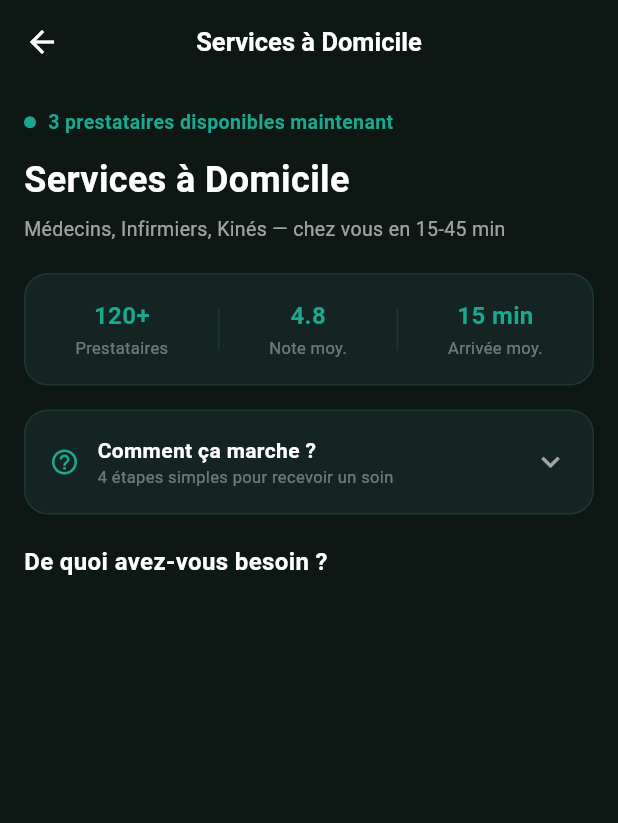
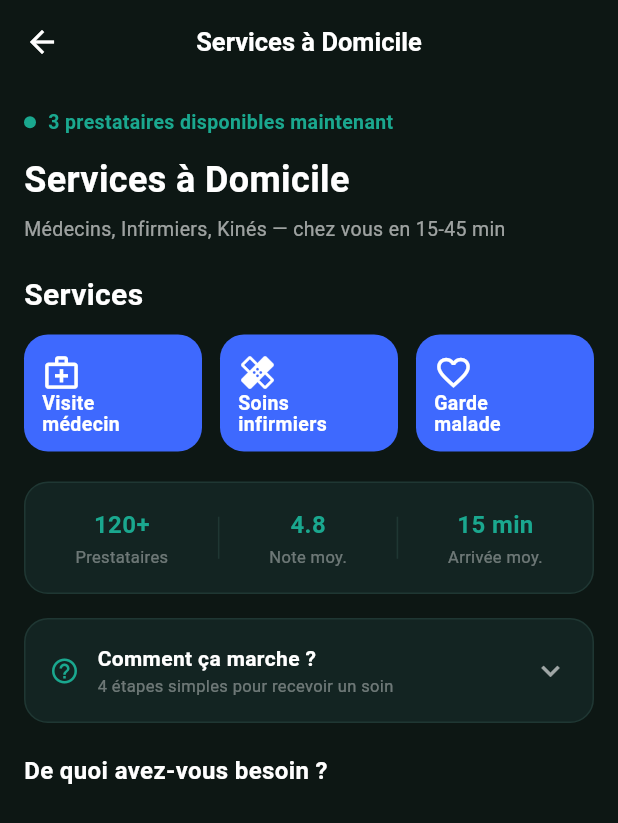
Before and after one commit to pfemoonbou-netizen/medicaclic, a Flutter app: the HomeCareScreen screen opened directly, on a phone screen of 412 x 824 dp. Shown: the top 823 px of the screen. Run offline on Flutter 3.47's test engine with Material 3 defaults, Android fonts, the phone set to English and light mode, and no system bars; our stand-ins replace file_picker, flutter_map, geolocator, go_router, image_picker, latlong2 and 2 more; accounts and stored records are empty.

Commit message:
Ajouter une rangee de tuiles bleues rapides dans Services a Domicile
Style maquette : 3 tuiles bleues arrondies (Visite medecin, Soins infirmiers,
Garde malade) au-dessus des statistiques. Le reste de l'ecran est inchange.

Co-Authored-By: Claude Opus 4.6 <noreply@anthropic.com>
Claude-Session: https://claude.ai/code/session_011W2p4idtsPLUqPjXsb6riq

```diff
--- a/lib/screens/home/home_care/home_care_screen.dart
+++ b/lib/screens/home/home_care/home_care_screen.dart
@@ -48,6 +48,18 @@ class _HomeCareScreenState extends State<HomeCareScreen> {
           const Text('Services à Domicile', style: TextStyle(color: BoutiqueColors.textPrimary, fontSize: 24, fontWeight: FontWeight.bold)),
           const SizedBox(height: 6),
           const Text('Médecins, Infirmiers, Kinés — chez vous en 15-45 min', style: TextStyle(color: BoutiqueColors.textSecondary, fontSize: 13)),
+          const SizedBox(height: 20),
+          const Text('Services', style: TextStyle(color: BoutiqueColors.textPrimary, fontSize: 20, fontWeight: FontWeight.w600)),
+          const SizedBox(height: 12),
+          Row(
+            children: const [
+              Expanded(child: _QuickServiceTile(icon: Icons.medical_services_outlined, label: 'Visite\nmédecin')),
+              SizedBox(width: 12),
+              Expanded(child: _QuickServiceTile(icon: Icons.healing_outlined, label: 'Soins\ninfirmiers')),
+              SizedBox(width: 12),
+              Expanded(child: _QuickServiceTile(icon: Icons.favorite_border, label: 'Garde\nmalade')),
+            ],
+          ),
           const SizedBox(height: 20),
           Container(
             padding: const EdgeInsets.symmetric(vertical: 16),
@@ -195,3 +207,28 @@ class _StatDivider extends StatelessWidget {
   @override
   Widget build(BuildContext context) => Container(width: 1, height: 28, color: BoutiqueColors.border);
 }
+
+/// Tuile bleue arrondie de raccourci vers un type de service (style
+/// maquette : fond bleu, icone blanche, libelle en bas).
+class _QuickServiceTile extends StatelessWidget {
+  final IconData icon;
+  final String label;
+  const _QuickServiceTile({required this.icon, required this.label});
+
+  @override
+  Widget build(BuildContext context) {
+    return Container(
+      height: 78,
+      padding: const EdgeInsets.all(12),
+      decoration: BoxDecoration(color: const Color(0xFF3E69FE), borderRadius: BorderRadius.circular(16)),
+      child: Column(
+        crossAxisAlignment: CrossAxisAlignment.start,
+        children: [
+          Icon(icon, color: Colors.white, size: 26),
+          const Spacer(),
+          Text(label, style: const TextStyle(color: Colors.white, fontSize: 13, fontWeight: FontWeight.w600, height: 1.1)),
+        ],
+      ),
+    );
+  }
+}
```
